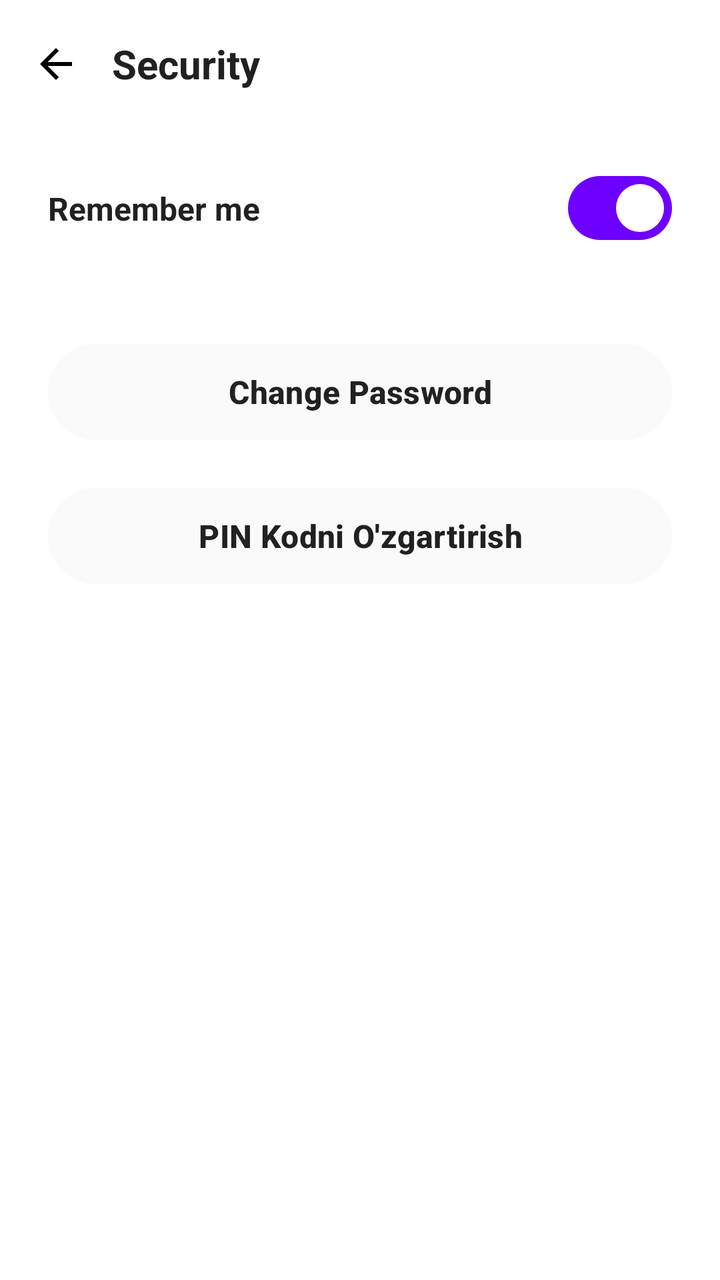
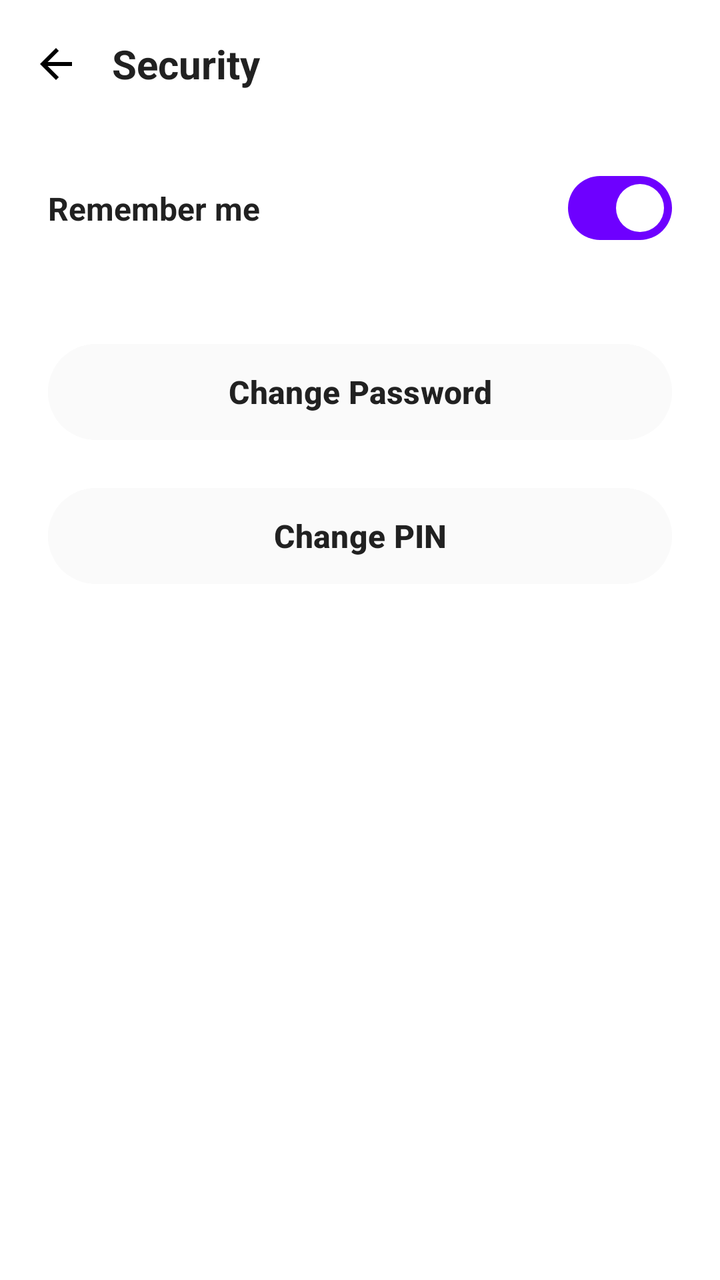

The first picture is an Android layout as it rendered before a commit; the second is the same layout after the commit. The layout source and the unified diff follow.
<!-- AndroidManifest.xml: application theme Theme.Zarur -->
<!-- res/layout/fragment_security.xml -->
<?xml version="1.0" encoding="utf-8"?>
<androidx.coordinatorlayout.widget.CoordinatorLayout xmlns:android="http://schemas.android.com/apk/res/android"
    xmlns:app="http://schemas.android.com/apk/res-auto"
    android:layout_width="match_parent"
    android:layout_height="match_parent"
    android:background="?attr/colorSurface">

    <com.google.android.material.appbar.AppBarLayout
        android:layout_width="match_parent"
        android:layout_height="wrap_content"
        android:background="?attr/colorSurface"
        app:elevation="0dp">

        <androidx.appcompat.widget.Toolbar
            android:id="@+id/toolbar"
            android:layout_width="match_parent"
            android:layout_height="?attr/actionBarSize"
            app:navigationIcon="@drawable/ic_back">

            <TextView
                android:layout_width="wrap_content"
                android:layout_height="wrap_content"
                android:text="@string/title_security"
                android:textColor="?attr/colorOnSurface"
                android:textSize="20sp"
                android:textStyle="bold" />
        </androidx.appcompat.widget.Toolbar>
    </com.google.android.material.appbar.AppBarLayout>

    <androidx.core.widget.NestedScrollView
        android:layout_width="match_parent"
        android:layout_height="match_parent"
        app:layout_behavior="@string/appbar_scrolling_view_behavior">

        <LinearLayout
            android:layout_width="match_parent"
            android:layout_height="wrap_content"
            android:orientation="vertical"
            android:paddingBottom="32dp">

            <androidx.constraintlayout.widget.ConstraintLayout
                android:layout_width="match_parent"
                android:layout_height="wrap_content"
                android:paddingHorizontal="24dp"
                android:paddingVertical="16dp">
                <TextView
                    android:layout_width="0dp"
                    android:layout_height="wrap_content"
                    android:text="@string/label_remember_me"
                    android:textColor="?attr/colorOnSurface"
                    android:textSize="16sp"
                    android:textStyle="bold"
                    app:layout_constraintStart_toStartOf="parent"
                    app:layout_constraintEnd_toStartOf="@+id/switchRememberMe"
                    app:layout_constraintTop_toTopOf="parent"
                    app:layout_constraintBottom_toBottomOf="parent" />
                <com.google.android.material.materialswitch.MaterialSwitch
                    android:id="@+id/switchRememberMe"
                    android:layout_width="wrap_content"
                    android:layout_height="wrap_content"
                    app:layout_constraintEnd_toEndOf="parent"
                    app:layout_constraintTop_toTopOf="parent"
                    app:layout_constraintBottom_toBottomOf="parent"
                    android:checked="true"/>
            </androidx.constraintlayout.widget.ConstraintLayout>

            <com.google.android.material.button.MaterialButton
                android:id="@+id/btnChangePassword"
                android:layout_width="match_parent"
                android:layout_height="56dp"
                android:layout_marginHorizontal="24dp"
                android:layout_marginTop="24dp"
                android:backgroundTint="?attr/colorSurfaceVariant"
                android:text="@string/button_change_password"
                android:textAllCaps="false"
                android:textColor="?attr/colorOnSurface"
                android:textSize="16sp"
                android:textStyle="bold"
                app:cornerRadius="28dp" />

            <com.google.android.material.button.MaterialButton
                android:id="@+id/btnChangePin"
                android:layout_width="match_parent"
                android:layout_height="56dp"
                android:layout_marginHorizontal="24dp"
                android:layout_marginTop="16dp"
                android:backgroundTint="?attr/colorSurfaceVariant"
                android:text="PIN Kodni O'zgartirish"
                android:textAllCaps="false"
                android:textColor="?attr/colorOnSurface"
                android:textSize="16sp"
                android:textStyle="bold"
                app:cornerRadius="28dp" />

        </LinearLayout>
    </androidx.core.widget.NestedScrollView>

</androidx.coordinatorlayout.widget.CoordinatorLayout>
<!-- resources referenced by this layout -->
<resources>
  <!-- drawable ic_back (drawable) -->
  <?xml version="1.0" encoding="utf-8"?>
  <vector xmlns:android="http://schemas.android.com/apk/res/android"
      android:width="24dp"
      android:height="24dp"
      android:viewportWidth="24"
      android:viewportHeight="24">
      <path
          android:fillColor="#000000"
          android:pathData="M20,11H7.83l5.59,-5.59L12,4l-8,8l8,8l1.41,-1.41L7.83,13H20V11z" />
  </vector>
  <string name="button_change_password">Change Password</string>
  <string name="label_remember_me">Remember me</string>
  <string name="title_security">Security</string>
  <style name="Theme.Zarur" parent="Base.Theme.Zarur" />
  <style name="Base.Theme.Zarur" parent="Theme.Material3.DayNight.NoActionBar">
          
          <item name="colorPrimary">@color/uzum_purple</item>
          <item name="colorOnPrimary">@color/white</item>
          <item name="colorSecondary">@color/uzum_purple_light</item>
          <item name="colorOnSecondary">@color/uzum_purple</item>
          <item name="colorSurface">@color/white</item>
          <item name="colorOnSurface">@color/neutral_900</item>
          <item name="colorSurfaceVariant">@color/neutral_50</item>
          <item name="colorOnSurfaceVariant">@color/neutral_700</item>
          <item name="colorOutline">@color/neutral_200</item>
  
          <item name="android:statusBarColor">@android:color/transparent</item>
          <item name="android:navigationBarColor">@android:color/transparent</item>
          <item name="android:windowLightStatusBar">true</item>
          <item name="android:windowLayoutInDisplayCutoutMode" tools:targetApi="28">shortEdges</item>
      </style>
  <color name="uzum_purple">#6E00FF</color>
  <color name="white">#FFFFFF</color>
  <color name="uzum_purple_light">#F2EBFF</color>
  <color name="neutral_900">#212121</color>
  <color name="neutral_50">#FAFAFA</color>
  <color name="neutral_700">#616161</color>
  <color name="neutral_200">#EEEEEE</color>
</resources>

<!-- the commit's change to res/layout/fragment_security.xml (unified diff, before → after) -->
@@ -85,7 +85,7 @@
                 android:layout_marginHorizontal="24dp"
                 android:layout_marginTop="16dp"
                 android:backgroundTint="?attr/colorSurfaceVariant"
-                android:text="PIN Kodni O'zgartirish"
+                android:text="@string/button_change_pin"
                 android:textAllCaps="false"
                 android:textColor="?attr/colorOnSurface"
                 android:textSize="16sp"
<!-- resource entries referenced after the edit -->
@@ -12,6 +12,7 @@
           android:pathData="M20,11H7.83l5.59,-5.59L12,4l-8,8l8,8l1.41,-1.41L7.83,13H20V11z" />
   </vector>
   <string name="button_change_password">Change Password</string>
+  <string name="button_change_pin">Change PIN</string>
   <string name="label_remember_me">Remember me</string>
   <string name="title_security">Security</string>
   <style name="Theme.Zarur" parent="Base.Theme.Zarur" />
